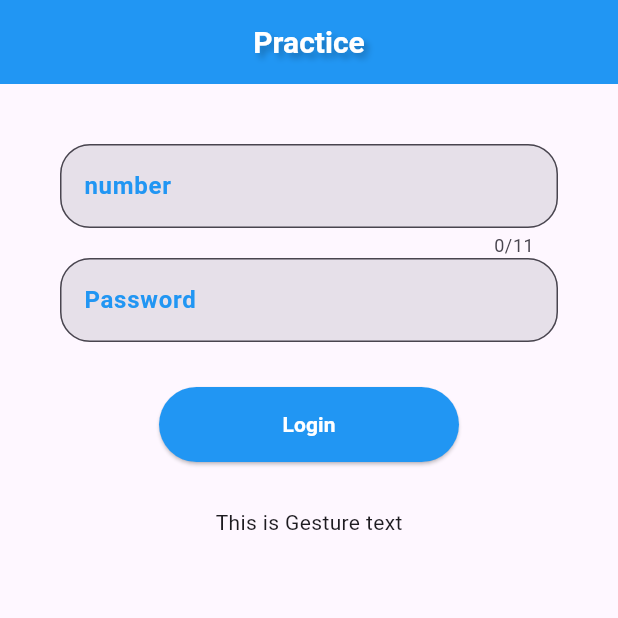
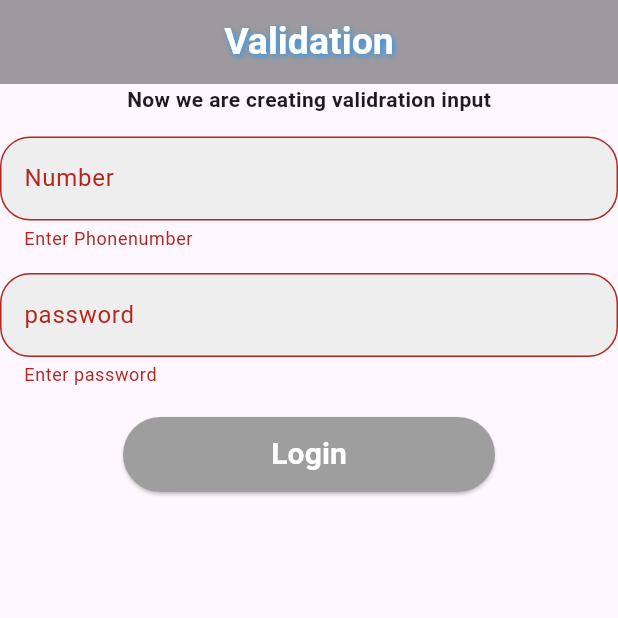
Before and after one commit to hasibulislam33/new_flutter_project, a Flutter app: the screen it shows after launch, after a tap on "Login", on a phone screen of 412 x 824 dp, the top half of it. Run offline on Flutter 3.47's test engine with Material 3 defaults, Android fonts, the phone set to English and light mode, and no system bars.

Commit message:
new update

```diff
--- a/lib/app.dart
+++ b/lib/app.dart
@@ -1,6 +1,5 @@
 import 'package:flutter/material.dart';
-import 'package:secon_app/home.dart';
-import 'just_practice.dart';
+import 'image_class.dart';
 
 class MyApp extends StatelessWidget{
   MyApp({super.key});
@@ -9,8 +8,7 @@ class MyApp extends StatelessWidget{
   Widget build(BuildContext context){
     return MaterialApp(
       title: "Flutter ostad ",
-      home: Practice(
-      ),
+      home: ImageClass(),
     );
   }
 }
--- /dev/null
+++ b/lib/image_class.dart
@@ -0,0 +1,116 @@
+import 'package:flutter/material.dart';
+
+class ImageClass extends StatelessWidget {
+  const ImageClass({super.key});
+
+  @override
+  Widget build(BuildContext context) {
+    TextEditingController numbercontroller = TextEditingController();
+    TextEditingController passcontroller = TextEditingController();
+    final _formkey = GlobalKey<FormState>();
+    return Scaffold(
+      appBar: AppBar(
+        centerTitle: true,
+        backgroundColor: Colors.black38,
+        title: Text("Validation",
+        style: TextStyle(
+          fontSize: 25,
+          color: Colors.white,
+          fontWeight: FontWeight.bold,
+          shadows: [
+            Shadow(
+              offset: Offset(1, 1),
+              blurRadius: 5,
+              color: Colors.blue
+            )
+          ]
+        ),),
+      ),
+      body: Column(
+        crossAxisAlignment: CrossAxisAlignment.center,
+        children: [
+          Center(
+            child: Text("Now we are creating validration input",
+            style: TextStyle(
+              fontWeight: FontWeight.bold,
+            ),),
+          ),
+          SizedBox(height: 15,),
+          Form(
+            key: _formkey,
+              child: Column(
+                children: [
+                  TextFormField(
+                    controller: numbercontroller,
+                    keyboardType: TextInputType.phone,
+                    decoration: InputDecoration(
+                      filled: true,
+                      fillColor: Colors.grey[200],
+                      hintText: "Enter your phonenumber",
+                      labelText: "Number",
+                      border: OutlineInputBorder(
+                        borderRadius: BorderRadius.circular(20),
+                        borderSide: BorderSide(color: Colors.orange,width: 2)
+                      )
+                    ),
+                    validator: (value){
+                      if (value == null || value.isEmpty){
+                        return "Enter Phonenumber";
+                      }else if (value.length != 11){
+                        return "Enter valid number";
+                      }else{
+                        return null;
+                      }
+                    },
+                  ),
+                  SizedBox(height: 15,),
+                  TextFormField(
+                    controller: passcontroller,
+                    decoration: InputDecoration(
+                        filled: true,
+                        fillColor: Colors.grey[200],
+                        hintText: "Enter your Password",
+                        labelText: "password",
+                        border: OutlineInputBorder(
+                            borderRadius: BorderRadius.circular(20),
+                            borderSide: BorderSide(color: Colors.orange,width: 2)
+                        )
+                    ),
+                    validator: (value){
+                      if (value ==null || value.isEmpty){
+                        return "Enter password";
+                      }else if(value.length <8){
+                        return "Enter 8 digit number";
+                      }else{
+                        return null;
+                      }
+                    },
+                  ),
+                  SizedBox(height: 20,),
+                  ElevatedButton(style: ElevatedButton.styleFrom(
+                    backgroundColor: Colors.grey
+                  ),
+                      onPressed: (){
+                    if (_formkey.currentState!.validate()){
+                      print(numbercontroller.text);
+                      print(passcontroller.text);
+                      numbercontroller.clear();
+                      passcontroller.clear();
+                    }
+                      }, child: SizedBox(width: 200,height: 50,
+                        child: Center(
+                          child: Text("Login",
+                          style: TextStyle(
+                            fontSize: 20,
+                            fontWeight: FontWeight.bold,
+                            color: Colors.white
+                          ),),
+                        ),
+                      ))
+                ],
+              ))
+        ],
+      ),
+    );
+  }
+}
--- a/pubspec.yaml
+++ b/pubspec.yaml
@@ -58,9 +58,8 @@ flutter:
   uses-material-design: true
 
   # To add assets to your application, add an assets section, like this:
-  # assets:
-  #   - images/a_dot_burr.jpeg
-  #   - images/a_dot_ham.jpeg
+  assets:
+    - asset/
 
   # An image asset can refer to one or more resolution-specific "variants", see
   # https://flutter.dev/to/resolution-aware-images
```
Also changed, not shown: asset/img.png (added).
